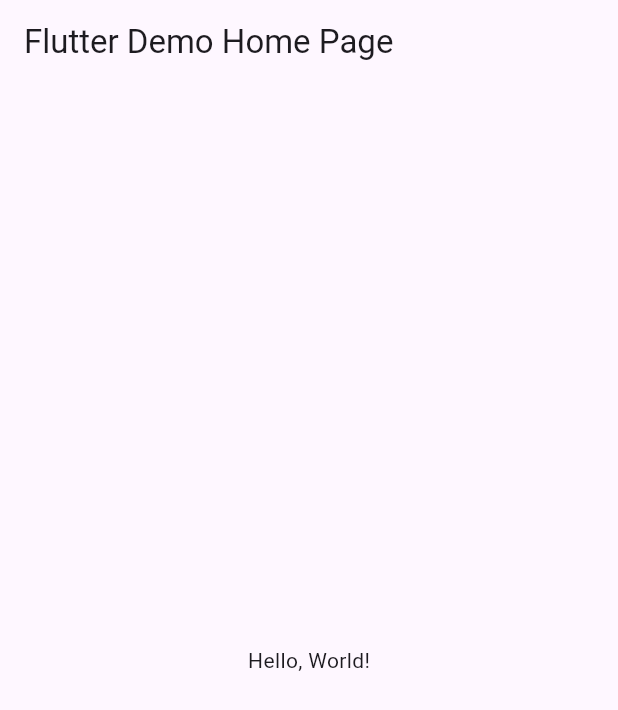
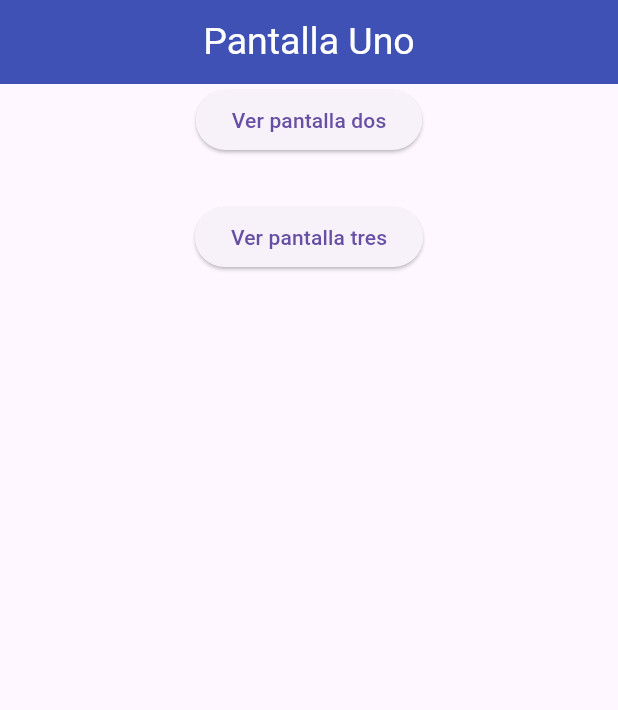
Before and after one commit to Ailin-Miscles-5J/Rutas6-J_Miscles, a Flutter app: the screen it shows after launch, on a phone screen of 412 x 824 dp. Shown: the top 710 px of the screen. Run offline on Flutter 3.47's test engine with Material 3 defaults, Android fonts, the phone set to English and light mode, and no system bars.

Commit message:
ahora si

```diff
--- a/lib/main.dart
+++ b/lib/main.dart
@@ -1,43 +1,24 @@
 import 'package:flutter/material.dart';
+import 'package:misclesrutas/pagina_uno.dart';
+import 'package:misclesrutas/pagina_dos.dart';
+import 'package:misclesrutas/pagina_tres.dart';
 
-void main() => runApp(MyApp());
+void main() => runApp(MiRutasApp());
 
-class MyApp extends StatelessWidget {
-  const MyApp({super.key});
-  // This widget is the root of your application.
+class MiRutasApp extends StatelessWidget {
+  const MiRutasApp({Key? key}) : super(key: key);
+
   @override
   Widget build(BuildContext context) {
     return MaterialApp(
-      // Application name
-      title: 'Flutter Hello World',
-      // Application theme data, you can set the colors for the application as
-      // you want
-      theme: ThemeData(
-        // useMaterial3: false,
-        primarySwatch: Colors.blue,
-      ),
-      // A widget which will be started on application startup
-      home: MyHomePage(title: 'Flutter Demo Home Page'),
+      debugShowCheckedModeBanner: false,
+      title: "Entre paginas Routes",
+      initialRoute: '/',
+      routes: {
+        '/': (context) => const PantallaUno(),
+        '/pantalla2': (context) => const PantallaDos(),
+        '/pantalla3': (context) => const PantallaTres(),
+      },
     );
   }
 }
-
-class MyHomePage extends StatelessWidget {
-  final String title;
-  const MyHomePage({super.key, required this.title});
-
-  @override
-  Widget build(BuildContext context) {
-    return Scaffold(
-      appBar: AppBar(
-        // The title text which will be shown on the action bar
-        title: Text(title),
-      ),
-      body: Center(
-        child: Text(
-          'Hello, World!',
-        ),
-      ),
-    );
-  }
-}
--- /dev/null
+++ b/lib/pagina_uno.dart
@@ -0,0 +1,45 @@
+import 'package:flutter/material.dart';
+
+class PantallaUno extends StatelessWidget {
+  const PantallaUno({Key? key}) : super(key: key);
+
+  @override
+  Widget build(BuildContext context) {
+    return Scaffold(
+      appBar: AppBar(
+        title: const Text(
+          "Pantalla Uno",
+          style: const TextStyle(
+            color: Colors.white, // Letra blanca
+            fontSize: 25.0, // Tamaño de la letra 15
+          ),
+        ),
+        backgroundColor: Colors.indigo,
+        centerTitle: true,
+      ),
+      body: Column(
+        children: [
+          Center(
+            child: ElevatedButton(
+              onPressed: () {
+                Navigator.pushNamed(context, '/pantalla2');
+              },
+              child: const Text('Ver pantalla dos'),
+            ),
+          ),
+          SizedBox(
+            height: 30,
+          ),
+          Center(
+            child: ElevatedButton(
+              onPressed: () {
+                Navigator.pushNamed(context, '/pantalla3');
+              },
+              child: const Text('Ver pantalla tres'),
+            ),
+          ),
+        ],
+      ),
+    );
+  }
+}
```
Also changed, not shown: lib/pagina_dos.dart (added, +30 -0 lines), lib/pagina_tres.dart (added, +30 -0 lines).
